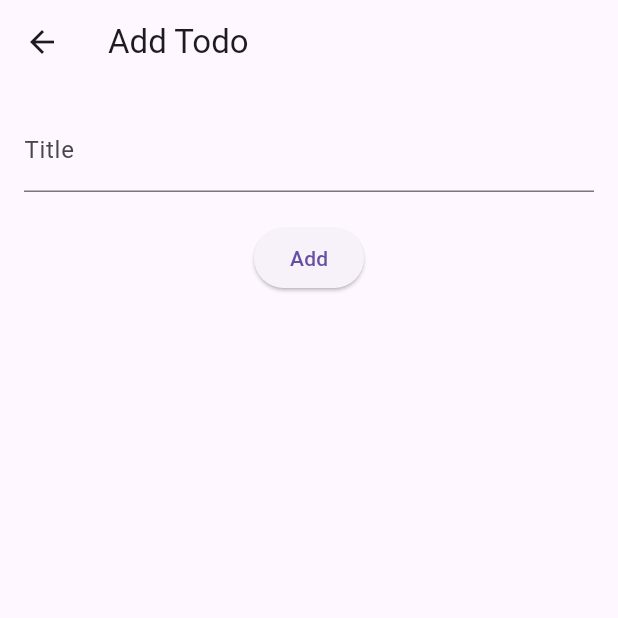
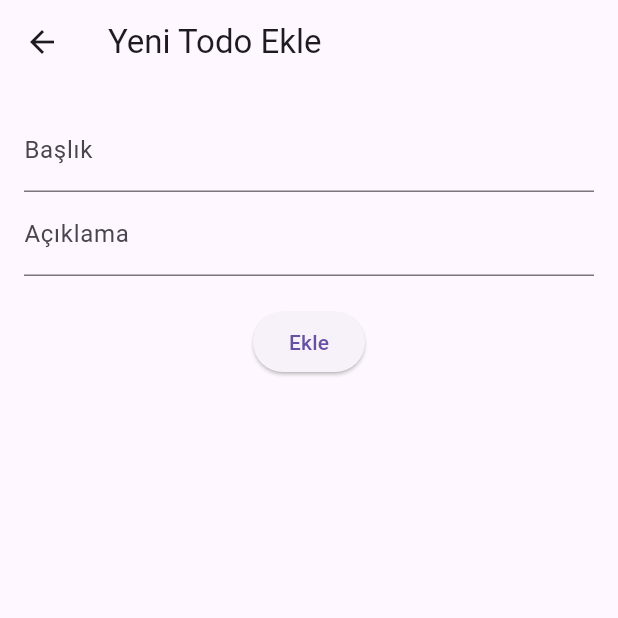
Before and after one commit to ozcann159/TodoApp, a Flutter app: the TodoFormPage screen opened by its route, on a phone screen of 412 x 824 dp, the top half of it. Run offline on Flutter 3.47's test engine with Material 3 defaults, Android fonts, the phone set to English and light mode, and no system bars; our stand-ins replace cloud_firestore, firebase_auth, firebase_core, get; accounts and stored records are empty.

Commit message:
Update TodoFormPage to include add and update functionality

```diff
--- a/lib/pages/todo_form_page.dart
+++ b/lib/pages/todo_form_page.dart
@@ -1,61 +1,121 @@
+import 'package:cloud_firestore/cloud_firestore.dart';
+import 'package:firebase_auth/firebase_auth.dart';
 import 'package:flutter/material.dart';
 import 'package:get/get.dart';
-import 'package:cloud_firestore/cloud_firestore.dart';
-import '../controllers/todo_controller.dart';
 
-class TodoFormPage extends StatelessWidget {
+class TodoFormPage extends StatefulWidget {
   final String? todoId;
   final bool isUpdate;
 
-  TodoFormPage({this.todoId, this.isUpdate = false});
+  TodoFormPage({this.todoId, required this.isUpdate});
+
+  @override
+  _TodoFormPageState createState() => _TodoFormPageState();
+}
+
+class _TodoFormPageState extends State<TodoFormPage> {
+  final TextEditingController titleController = TextEditingController();
+  final TextEditingController descriptionController = TextEditingController();
+  final GlobalKey<FormState> _formKey = GlobalKey<FormState>();
+  final User? user = FirebaseAuth.instance.currentUser;
+
+  @override
+  void initState() {
+    super.initState();
+    if (widget.isUpdate && widget.todoId != null) {
+      _loadTodoData();
+    }
+  }
+
+  Future<void> _loadTodoData() async {
+    DocumentSnapshot todo = await FirebaseFirestore.instance
+        .collection('todos')
+        .doc(user!.uid)
+        .collection('userTodos')
+        .doc(widget.todoId)
+        .get();
+
+    Map<String, dynamic>? data = todo.data() as Map<String, dynamic>?;
+    if (data != null) {
+      titleController.text = data['title'] ?? '';
+      descriptionController.text = data['description'] ?? '';
+    }
+  }
+
+  Future<void> _saveTodo() async {
+    if (_formKey.currentState!.validate()) {
+      try {
+        if (widget.isUpdate && widget.todoId != null) {
+          // Todo güncelle
+          await FirebaseFirestore.instance
+              .collection('todos')
+              .doc(user!.uid)
+              .collection('userTodos')
+              .doc(widget.todoId)
+              .update({
+            'title': titleController.text,
+            'description': descriptionController.text,
+            'updatedAt': FieldValue.serverTimestamp(),
+          });
+        } else {
+          // Yeni todo ekle
+          await FirebaseFirestore.instance
+              .collection('todos')
+              .doc(user!.uid)
+              .collection('userTodos')
+              .add({
+            'title': titleController.text,
+            'description': descriptionController.text,
+            'completed': false,
+            'createdAt': FieldValue.serverTimestamp(),
+          });
+        }
+        Get.back();
+      } catch (e) {
+        Get.snackbar('Error', e.toString(), snackPosition: SnackPosition.BOTTOM);
+      }
+    }
+  }
 
   @override
   Widget build(BuildContext context) {
-    final TodoController todoController = Get.find();
-    final TextEditingController titleController = TextEditingController();
-
-    if (isUpdate && todoId != null) {
-      // Todo'yu güncelleme durumunda, ID'ye göre verileri yükleyin
-      todoController.getTodoById(todoId!).then((todo) {
-        titleController.text = todo['title'] ?? '';
-      }).catchError((error) {
-        // Hata işleme
-        print("Error fetching todo: $error");
-      });
-    }
-
     return Scaffold(
       appBar: AppBar(
-        title: Text(isUpdate ? 'Update Todo' : 'Add Todo'),
+        title: Text(widget.isUpdate ? 'Todo Güncelle' : 'Yeni Todo Ekle'),
       ),
       body: Padding(
         padding: const EdgeInsets.all(16.0),
+        child: Form(
+          key: _formKey,
           child: Column(
             children: [
-            TextField(
+              TextFormField(
                 controller: titleController,
-              decoration: InputDecoration(labelText: 'Title'),
+                decoration: InputDecoration(labelText: 'Başlık'),
+                validator: (value) {
+                  if (value == null || value.isEmpty) {
+                    return 'Başlık gerekli';
+                  }
+                  return null;
+                },
+              ),
+              TextFormField(
+                controller: descriptionController,
+                decoration: InputDecoration(labelText: 'Açıklama'),
+                validator: (value) {
+                  if (value == null || value.isEmpty) {
+                    return 'Açıklama gerekli';
+                  }
+                  return null;
+                },
               ),
               SizedBox(height: 20),
               ElevatedButton(
-              onPressed: () async {
-                final title = titleController.text.trim();
-                if (title.isNotEmpty) {
-                  if (isUpdate && todoId != null) {
-                    await todoController.updateTodo(todoId!, {'title': title});
-                  } else {
-                    await todoController.addTodo({
-                      'title': title,
-                      'completed': false,
-                      'createdAt': Timestamp.now(),
-                    });
-                  }
-                  Get.back(); // Geri dön
-                }
-              },
-              child: Text(isUpdate ? 'Update' : 'Add'),
+                onPressed: _saveTodo,
+                child: Text(widget.isUpdate ? 'Güncelle' : 'Ekle'),
               ),
             ],
+          ),
         ),
       ),
     );
```
Lines whose indentation alone changed are shown as unchanged.
